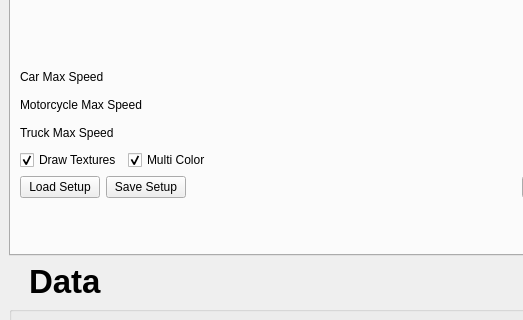
First picture: the form in src/UI/mainwindow.ui, repository samuelarbibe/ai-tms, before the edit; both pictures show x 0 to 523 and y 93 to 413 of the 1231 by 697 pixel window.
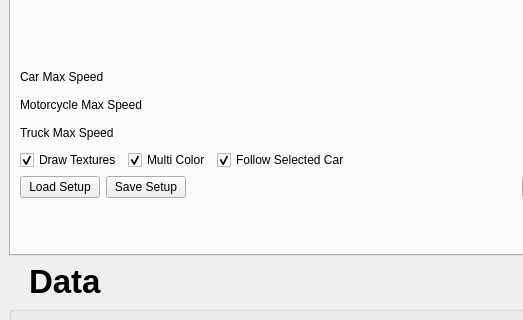
Second picture: the form after the edit. The open tabs and pages were chosen to show the change.

The edit to the form file:
```diff
--- a/src/UI/mainwindow.ui
+++ b/src/UI/mainwindow.ui
@@ -1329,6 +1329,22 @@
                   </property>
                  </widget>
                 </item>
+                <item>
+                 <widget class="QCheckBox" name="FollowSelectedCarButton">
+                  <property name="enabled">
+                   <bool>true</bool>
+                  </property>
+                  <property name="whatsThis">
+                   <string>Bind camera position to a selected car.</string>
+                  </property>
+                  <property name="text">
+                   <string>Follow Selected Car</string>
+                  </property>
+                  <property name="checked">
+                   <bool>true</bool>
+                  </property>
+                 </widget>
+                </item>
                 <item>
                  <spacer name="horizontalSpacer_15">
                   <property name="orientation">
```
Left out of the diff: 96 changed lines with no effect on the pictures.
